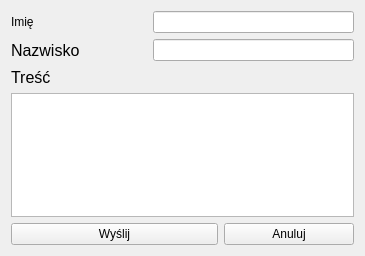
Above: project_managment/project_managment/wiadomosci_okno.ui from Sleyn2/IO_projectmanagement before the change. Below: the same form after it.
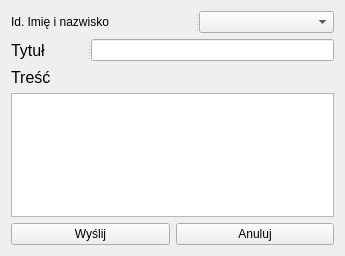
That is the form after the change.

```diff
--- a/project_managment/project_managment/wiadomosci_okno.ui
+++ b/project_managment/project_managment/wiadomosci_okno.ui
@@ -6,7 +6,7 @@
    <rect>
     <x>0</x>
     <y>0</y>
-    <width>365</width>
+    <width>345</width>
     <height>256</height>
    </rect>
   </property>
@@ -16,27 +16,47 @@
   <property name="styleSheet">
    <string notr="true">font: 12pt &quot;MS Shell Dlg 2&quot;;</string>
   </property>
-  <layout class="QGridLayout" name="gridLayout_2">
-   <item row="0" column="0">
     <layout class="QGridLayout" name="gridLayout">
-     <item row="5" column="0" colspan="3">
-      <widget class="QPushButton" name="pushButton">
+   <item row="0" column="0" colspan="2">
+    <layout class="QVBoxLayout" name="verticalLayout">
+     <item>
+      <widget class="QSplitter" name="splitter">
+       <property name="orientation">
+        <enum>Qt::Horizontal</enum>
+       </property>
+       <widget class="QLabel" name="label_3">
        <property name="text">
-        <string>Wyślij</string>
-       </property>
-      </widget>
+         <string>Id. Imię i nazwisko</string>
+        </property>
+       </widget>
+       <widget class="QComboBox" name="comboBox"/>
+      </widget>
      </item>
-     <item row="5" column="3" colspan="2">
-      <widget class="QPushButton" name="pushButton_2">
+     <item>
+      <widget class="QSplitter" name="splitter_2">
+       <property name="orientation">
+        <enum>Qt::Horizontal</enum>
+       </property>
+       <widget class="QLabel" name="label_6">
+        <property name="font">
+         <font>
+          <family>MS Shell Dlg 2</family>
+          <pointsize>12</pointsize>
+          <weight>50</weight>
+          <italic>false</italic>
+          <bold>false</bold>
+         </font>
+        </property>
        <property name="text">
-        <string>Anuluj</string>
-       </property>
-      </widget>
+         <string>Tytuł</string>
+        </property>
+       </widget>
+       <widget class="QLineEdit" name="lineEdit_Title"/>
+      </widget>
      </item>
-     <item row="4" column="0" colspan="5">
-      <widget class="QTextEdit" name="textEdit"/>
-     </item>
-     <item row="3" column="0">
+     <item>
+      <layout class="QHBoxLayout" name="horizontalLayout">
+       <item>
       <widget class="QLabel" name="label_5">
        <property name="font">
         <font>
@@ -52,49 +72,39 @@
        </property>
       </widget>
      </item>
-     <item row="3" column="1" colspan="4">
+       <item>
       <spacer name="horizontalSpacer">
        <property name="orientation">
         <enum>Qt::Horizontal</enum>
        </property>
        <property name="sizeHint" stdset="0">
         <size>
-         <width>218</width>
+           <width>273</width>
          <height>20</height>
         </size>
        </property>
       </spacer>
      </item>
-     <item row="1" column="0" rowspan="2" colspan="2">
-      <widget class="QLabel" name="label_4">
-       <property name="font">
-        <font>
-         <family>MS Shell Dlg 2</family>
-         <pointsize>12</pointsize>
-         <weight>50</weight>
-         <italic>false</italic>
-         <bold>false</bold>
-        </font>
-       </property>
+      </layout>
+     </item>
+    </layout>
+   </item>
+   <item row="1" column="0" colspan="2">
+    <widget class="QTextEdit" name="textEdit"/>
+   </item>
+   <item row="2" column="0">
+    <widget class="QPushButton" name="pushButton_send">
        <property name="text">
-        <string>Nazwisko</string>
+      <string>Wyślij</string>
        </property>
       </widget>
      </item>
-     <item row="0" column="0" colspan="2">
-      <widget class="QLabel" name="label_3">
+   <item row="2" column="1">
+    <widget class="QPushButton" name="pushButton_cancel">
        <property name="text">
-        <string>Imię</string>
-       </property>
-      </widget>
-     </item>
-     <item row="0" column="2" colspan="3">
-      <widget class="QLineEdit" name="lineEdit_username_2"/>
-     </item>
-     <item row="1" column="2" rowspan="2" colspan="3">
-      <widget class="QLineEdit" name="lineEdit_username_3"/>
-     </item>
-    </layout>
+      <string>Anuluj</string>
+     </property>
+    </widget>
    </item>
   </layout>
  </widget>
```
Lines whose indentation alone changed are shown as unchanged.
